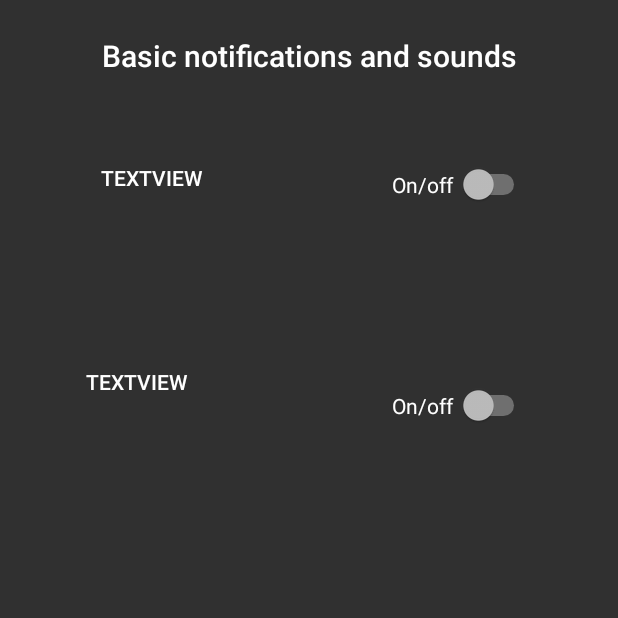
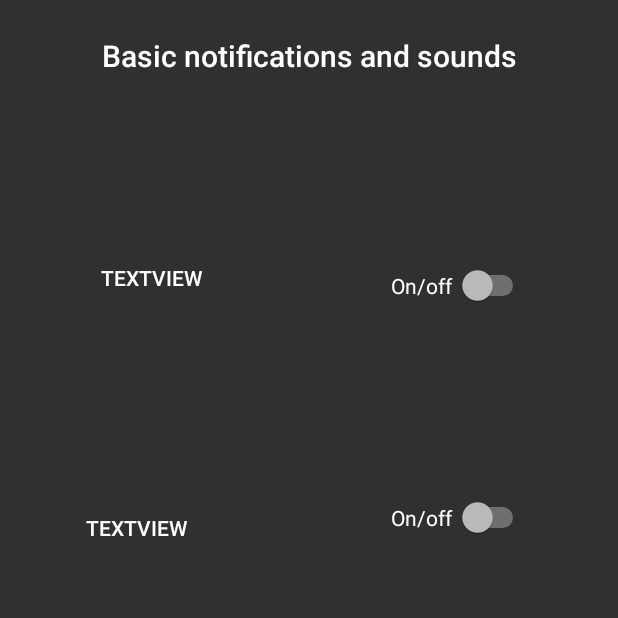
Before and after one commit to MEA-B143/p2-android-b143, an Android app: the screen it shows after launch (SettingsScreen), on a phone screen of 412 x 824 dp, the top half of it. Run offline under Robolectric (Android 15) with nearby library versions, the phone set to English and light mode, and no system bars.

Commit message:
Proportionally repositioned switch buttons and text

```diff
--- a/app/src/main/res/layout/activity_preference_screen.xml
+++ b/app/src/main/res/layout/activity_preference_screen.xml
@@ -14,11 +14,11 @@
         android:layout_height="wrap_content"
         android:text="On/off "
         app:layout_constraintBottom_toBottomOf="parent"
-        app:layout_constraintHorizontal_bias="0.816"
+        app:layout_constraintHorizontal_bias="0.815"
         app:layout_constraintLeft_toLeftOf="parent"
         app:layout_constraintRight_toRightOf="parent"
         app:layout_constraintTop_toTopOf="parent"
-        app:layout_constraintVertical_bias="0.137"
+        app:layout_constraintVertical_bias="0.222"
         tools:layout_constraintBottom_creator="1"
         tools:layout_constraintLeft_creator="1"
         tools:layout_constraintRight_creator="1"
@@ -30,11 +30,11 @@
         android:layout_height="wrap_content"
         android:text="On/off "
         app:layout_constraintBottom_toBottomOf="parent"
-        app:layout_constraintHorizontal_bias="0.817"
+        app:layout_constraintHorizontal_bias="0.815"
         app:layout_constraintLeft_toLeftOf="parent"
         app:layout_constraintRight_toRightOf="parent"
         app:layout_constraintTop_toTopOf="parent"
-        app:layout_constraintVertical_bias="0.322"
+        app:layout_constraintVertical_bias="0.416"
         tools:layout_constraintBottom_creator="1"
         tools:layout_constraintLeft_creator="1"
         tools:layout_constraintRight_creator="1"
@@ -68,7 +68,7 @@
         app:layout_constraintLeft_toLeftOf="parent"
         app:layout_constraintRight_toRightOf="parent"
         app:layout_constraintTop_toTopOf="parent"
-        app:layout_constraintVertical_bias="0.135"
+        app:layout_constraintVertical_bias="0.218"
         tools:layout_constraintBottom_creator="1"
         tools:layout_constraintLeft_creator="1"
         tools:layout_constraintRight_creator="1"
@@ -86,7 +86,7 @@
         app:layout_constraintLeft_toLeftOf="parent"
         app:layout_constraintRight_toRightOf="parent"
         app:layout_constraintTop_toTopOf="parent"
-        app:layout_constraintVertical_bias="0.304"
+        app:layout_constraintVertical_bias="0.425"
         tools:layout_constraintBottom_creator="1"
         tools:layout_constraintLeft_creator="1"
         tools:layout_constraintRight_creator="1"
```
